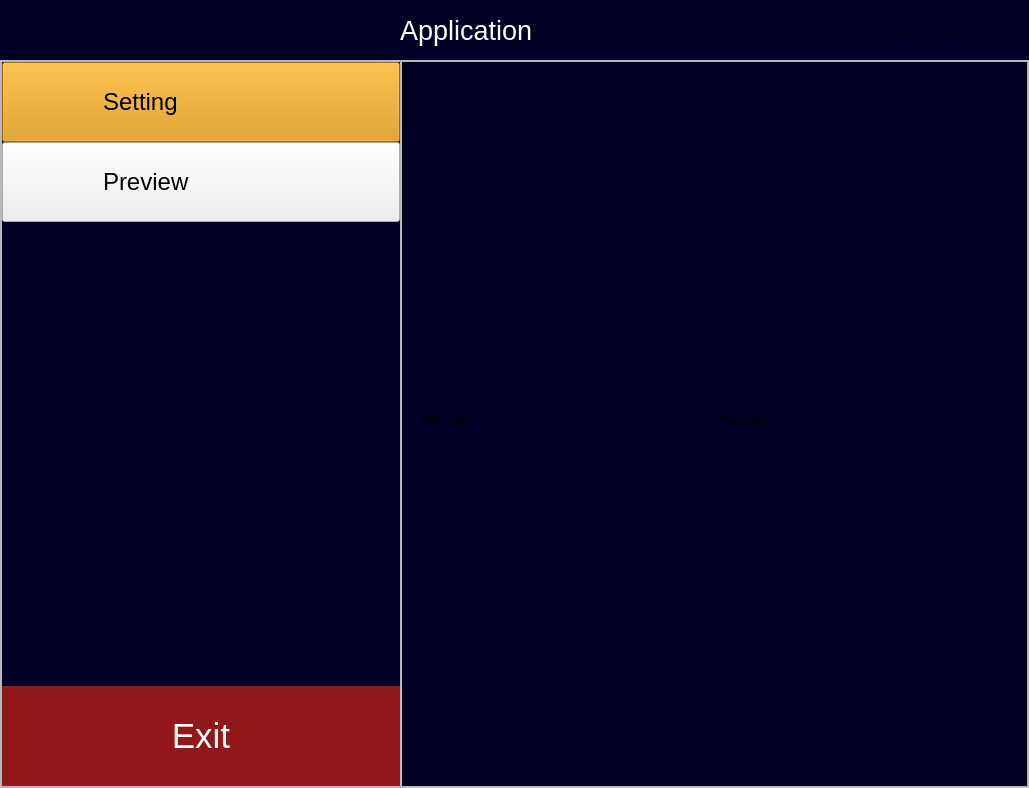
Qt form ui/main_windows.ui (nlp4everyone/CameraApplication) before a commit.
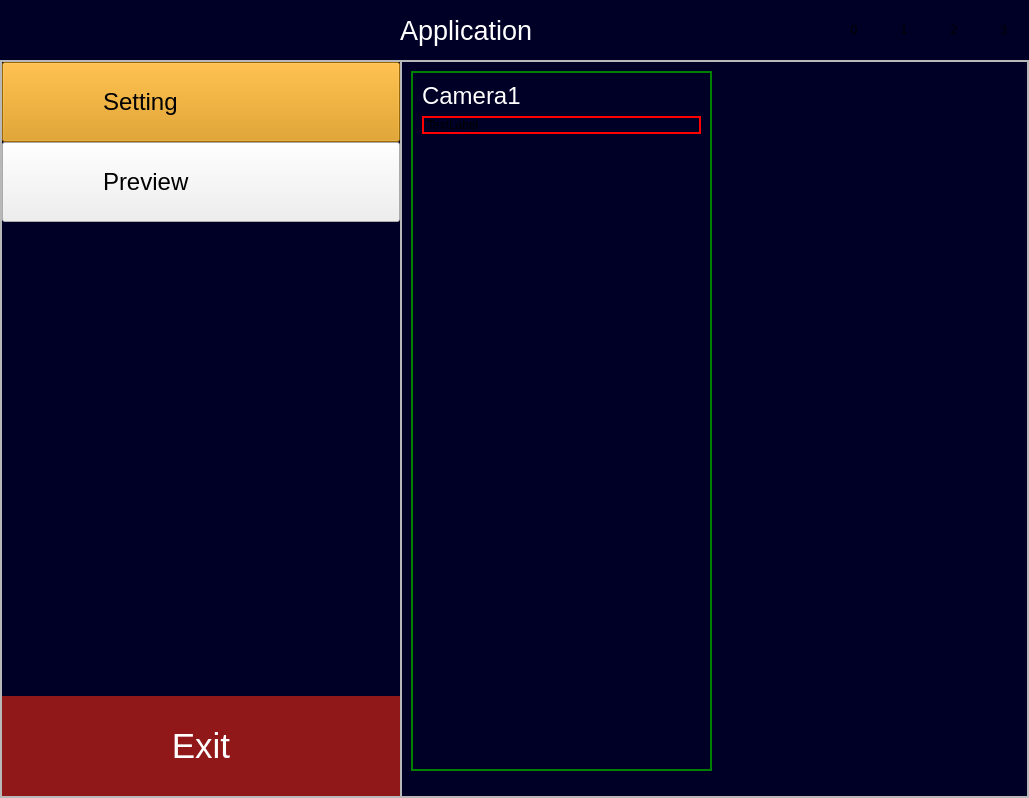
The same form after that commit.

Commit message: complete basic camera frame ui 04/07

```diff
--- a/ui/main_windows.ui
+++ b/ui/main_windows.ui
@@ -13,7 +13,7 @@
     <x>0</x>
     <y>0</y>
     <width>1029</width>
-    <height>600</height>
+    <height>798</height>
    </rect>
   </property>
   <property name="windowTitle">
@@ -829,18 +829,87 @@
                    <property name="frameShadow">
                     <enum>QFrame::Raised</enum>
                    </property>
-                   <layout class="QHBoxLayout" name="horizontalLayout_9">
+                   <layout class="QHBoxLayout" name="horizontalLayout_5">
+                    <property name="spacing">
+                     <number>5</number>
+                    </property>
+                    <property name="leftMargin">
+                     <number>0</number>
+                    </property>
+                    <property name="topMargin">
+                     <number>0</number>
+                    </property>
+                    <property name="rightMargin">
+                     <number>0</number>
+                    </property>
+                    <property name="bottomMargin">
+                     <number>0</number>
+                    </property>
                     <item>
-                     <widget class="QLabel" name="label">
-                      <property name="text">
-                       <string>TextLabel</string>
+                     <widget class="QFrame" name="cam1_frame">
+                      <property name="styleSheet">
+                       <string notr="true">QFrame{
+	border: 2px solid green;
+}
+</string>
                       </property>
+                      <property name="frameShape">
+                       <enum>QFrame::StyledPanel</enum>
+                      </property>
+                      <property name="frameShadow">
+                       <enum>QFrame::Raised</enum>
+                      </property>
+                      <layout class="QVBoxLayout" name="verticalLayout_9">
+                       <item>
+                        <widget class="QLabel" name="cam1_label">
+                         <property name="font">
+                          <font>
+                           <pointsize>18</pointsize>
+                          </font>
+                         </property>
+                         <property name="styleSheet">
+                          <string notr="true">color: rgb(255, 255, 255);
+border: None;</string>
+                         </property>
+                         <property name="text">
+                          <string>Camera1</string>
+                         </property>
+                        </widget>
+                       </item>
+                       <item>
+                        <widget class="QLabel" name="cam1_display">
+                         <property name="styleSheet">
+                          <string notr="true">border-radius: 10px;
+border: 2px solid red;</string>
+                         </property>
+                         <property name="text">
+                          <string>TextLabel</string>
+                         </property>
+                        </widget>
+                       </item>
+                       <item>
+                        <spacer name="verticalSpacer_2">
+                         <property name="orientation">
+                          <enum>Qt::Vertical</enum>
+                         </property>
+                         <property name="sizeHint" stdset="0">
+                          <size>
+                           <width>20</width>
+                           <height>615</height>
+                          </size>
+                         </property>
+                        </spacer>
+                       </item>
+                      </layout>
                      </widget>
                     </item>
                     <item>
-                     <widget class="QLabel" name="label_5">
-                      <property name="text">
-                       <string>TextLabel</string>
+                     <widget class="QFrame" name="cam2_frame">
+                      <property name="frameShape">
+                       <enum>QFrame::StyledPanel</enum>
+                      </property>
+                      <property name="frameShadow">
+                       <enum>QFrame::Raised</enum>
                       </property>
                      </widget>
                     </item>
```
The commit also changes 2 other files.
